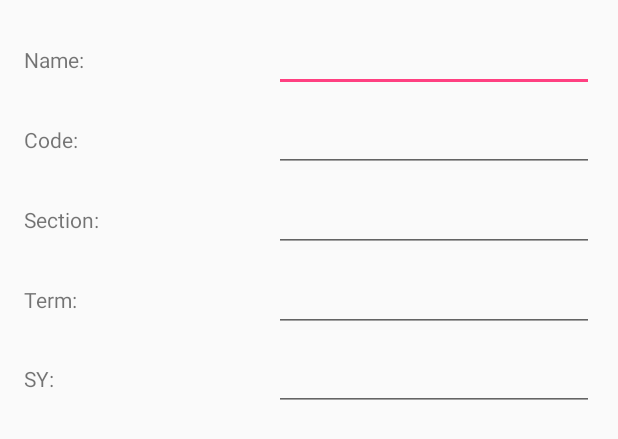
After one commit to Hikari9/Hackzilla-TeamFresent, an Android app: the layout class_detail_form_view.xml on its own in the app's theme, with its tools: preview values and no code run, on a phone screen of 412 x 824 dp. The commit adds this screen. Shown: the top 439 px of the screen. Run offline under Robolectric (Android 15) with nearby library versions, the phone set to English and light mode, and no system bars.

Commit message:
class detail form

```diff
--- /dev/null
+++ b/app/app/src/main/res/layout/class_detail_form_view.xml
@@ -0,0 +1,115 @@
+<?xml version="1.0" encoding="utf-8"?>
+<android.support.constraint.ConstraintLayout
+    xmlns:android="http://schemas.android.com/apk/res/android"
+    xmlns:app="http://schemas.android.com/apk/res-auto"
+    xmlns:tools="http://schemas.android.com/tools"
+    android:layout_width="match_parent"
+    android:layout_height="wrap_content">
+
+    <TextView
+        android:id="@+id/courseNameLabel"
+        android:layout_width="0dp"
+        android:layout_height="wrap_content"
+        android:layout_marginLeft="16dp"
+        android:text="@string/class_name_label"
+        android:textSize="14sp"
+        app:layout_constraintBaseline_toBaselineOf="@+id/classNameEditText"
+        app:layout_constraintLeft_toLeftOf="parent" />
+
+    <TextView
+        android:id="@+id/courseCodeLabel"
+        android:layout_width="0dp"
+        android:layout_height="wrap_content"
+        android:layout_marginLeft="16dp"
+        android:text="@string/class_code_label"
+        android:textSize="14sp"
+        app:layout_constraintBaseline_toBaselineOf="@+id/classCodeEditText"
+        app:layout_constraintLeft_toLeftOf="parent" />
+
+    <TextView
+        android:id="@+id/courseSectionLabel"
+        android:layout_width="0dp"
+        android:layout_height="wrap_content"
+        android:layout_marginLeft="16dp"
+        android:text="@string/class_section_label"
+        android:textSize="14sp"
+        app:layout_constraintBaseline_toBaselineOf="@+id/classSectionEditText"
+        app:layout_constraintLeft_toLeftOf="parent" />
+
+    <TextView
+        android:id="@+id/schoolTermLabel"
+        android:layout_width="0dp"
+        android:layout_height="wrap_content"
+        android:layout_marginLeft="16dp"
+        android:text="@string/class_schoolterm_label"
+        android:textSize="14sp"
+        app:layout_constraintBaseline_toBaselineOf="@+id/classTermEditText"
+        app:layout_constraintLeft_toLeftOf="parent" />
+
+    <TextView
+        android:id="@+id/schoolYearLabel"
+        android:layout_width="0dp"
+        android:layout_height="wrap_content"
+        android:layout_marginLeft="16dp"
+        android:text="@string/class_schoolyear_label"
+        android:textSize="14sp"
+        app:layout_constraintBaseline_toBaselineOf="@+id/classSchoolYearEditText"
+        app:layout_constraintLeft_toLeftOf="parent" />
+
+    <EditText
+        android:id="@+id/classNameEditText"
+        android:layout_width="wrap_content"
+        android:layout_height="wrap_content"
+        android:layout_marginRight="16dp"
+        android:layout_marginTop="16dp"
+        android:ems="10"
+        android:inputType="textPersonName"
+        app:layout_constraintRight_toRightOf="parent"
+        app:layout_constraintTop_toTopOf="parent" />
+
+    <EditText
+        android:id="@+id/classCodeEditText"
+        android:layout_width="wrap_content"
+        android:layout_height="wrap_content"
+        android:layout_marginRight="16dp"
+        android:layout_marginTop="8dp"
+        android:ems="10"
+        android:inputType="textPersonName"
+        app:layout_constraintRight_toRightOf="parent"
+        app:layout_constraintTop_toBottomOf="@+id/classNameEditText" />
+
+    <EditText
+        android:id="@+id/classSectionEditText"
+        android:layout_width="wrap_content"
+        android:layout_height="wrap_content"
+        android:layout_marginRight="16dp"
+        android:layout_marginTop="8dp"
+        android:ems="10"
+        android:inputType="textPersonName"
+        app:layout_constraintRight_toRightOf="parent"
+        app:layout_constraintTop_toBottomOf="@+id/classCodeEditText" />
+
+    <EditText
+        android:id="@+id/classTermEditText"
+        android:layout_width="wrap_content"
+        android:layout_height="wrap_content"
+        android:layout_marginRight="16dp"
+        android:layout_marginTop="8dp"
+        android:ems="10"
+        android:inputType="textPersonName"
+        app:layout_constraintRight_toRightOf="parent"
+        app:layout_constraintTop_toBottomOf="@+id/classSectionEditText" />
+
+    <EditText
+        android:id="@+id/classSchoolYearEditText"
+        android:layout_width="wrap_content"
+        android:layout_height="wrap_content"
+        android:layout_marginBottom="16dp"
+        android:layout_marginRight="16dp"
+        android:layout_marginTop="7dp"
+        android:ems="10"
+        android:inputType="textPersonName"
+        app:layout_constraintBottom_toBottomOf="parent"
+        app:layout_constraintRight_toRightOf="parent"
+        app:layout_constraintTop_toBottomOf="@+id/classTermEditText" />
+</android.support.constraint.ConstraintLayout>
--- a/app/app/src/main/res/values/strings.xml
+++ b/app/app/src/main/res/values/strings.xml
@@ -1,4 +1,12 @@
 <resources>
     <string name="app_name">Fresent</string>
     <string name="action_settings">Settings</string>
+
+    <string name="class_name_label">Name:</string>
+    <string name="class_code_label">Code:</string>
+    <string name="class_section_label">Section:</string>
+    <string name="class_schoolterm_label">Term:</string>
+    <string name="class_schoolyear_label">SY:</string>
+
+    <string name="class_sourceurl_label">QR:</string>
 </resources>
```
